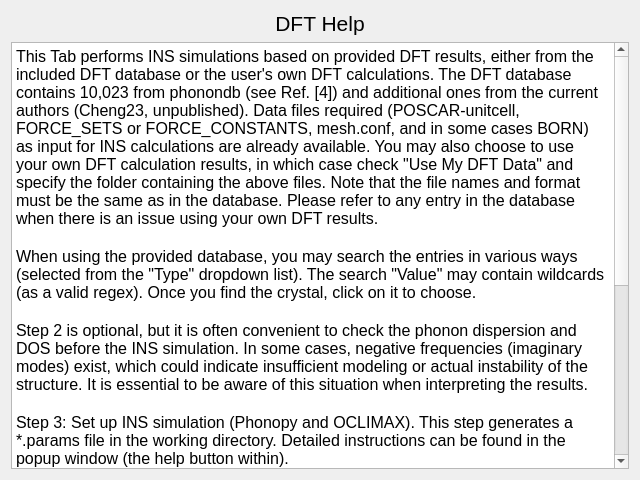
The window that gui/help_dft.ui (neutrons/inspired) describes before a commit, drawn with Qt 5.
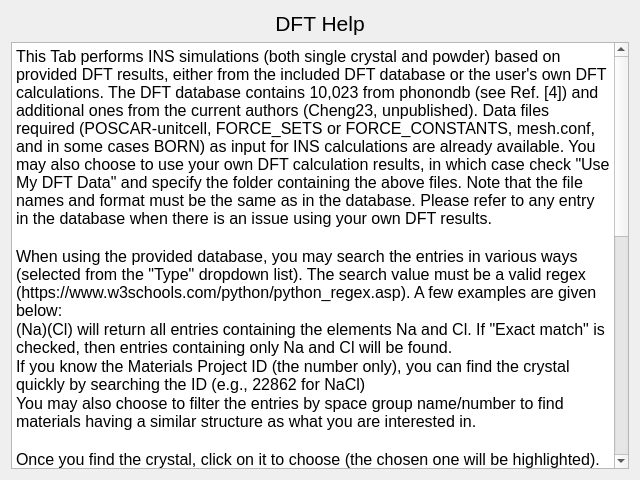
The same window after the commit.

Patch:
```diff
--- a/gui/help_dft.ui
+++ b/gui/help_dft.ui
@@ -31,11 +31,16 @@
 li.unchecked::marker { content: &quot;\2610&quot;; }
 li.checked::marker { content: &quot;\2612&quot;; }
 &lt;/style&gt;&lt;/head&gt;&lt;body style=&quot; font-family:'Segoe UI'; font-size:9pt; font-weight:400; font-style:normal;&quot;&gt;
-&lt;p style=&quot; margin-top:0px; margin-bottom:0px; margin-left:0px; margin-right:0px; -qt-block-indent:0; text-indent:0px;&quot;&gt;&lt;span style=&quot; font-size:12pt;&quot;&gt;This Tab performs INS simulations based on provided DFT results, either from the included DFT database or the user's own DFT calculations. The DFT database contains 10,023 from phonondb (see Ref. [4]) and additional ones from the current authors (Cheng23, unpublished). Data files required (POSCAR-unitcell, FORCE_SETS or FORCE_CONSTANTS, mesh.conf, and in some cases BORN) as input for INS calculations are already available. You may also choose to use your own DFT calculation results, in which case check &amp;quot;Use My DFT Data&amp;quot; and specify the folder containing the above files. Note that the file names and format must be the same as in the database. Please refer to any entry in the database when there is an issue using your own DFT results.&lt;/span&gt;&lt;/p&gt;
+&lt;p style=&quot; margin-top:0px; margin-bottom:0px; margin-left:0px; margin-right:0px; -qt-block-indent:0; text-indent:0px;&quot;&gt;&lt;span style=&quot; font-size:12pt;&quot;&gt;This Tab performs INS simulations (both single crystal and powder) based on provided DFT results, either from the included DFT database or the user's own DFT calculations. The DFT database contains 10,023 from phonondb (see Ref. [4]) and additional ones from the current authors (Cheng23, unpublished). Data files required (POSCAR-unitcell, FORCE_SETS or FORCE_CONSTANTS, mesh.conf, and in some cases BORN) as input for INS calculations are already available. You may also choose to use your own DFT calculation results, in which case check &amp;quot;Use My DFT Data&amp;quot; and specify the folder containing the above files. Note that the file names and format must be the same as in the database. Please refer to any entry in the database when there is an issue using your own DFT results.&lt;/span&gt;&lt;/p&gt;
 &lt;p style=&quot;-qt-paragraph-type:empty; margin-top:0px; margin-bottom:0px; margin-left:0px; margin-right:0px; -qt-block-indent:0; text-indent:0px; font-size:12pt;&quot;&gt;&lt;br /&gt;&lt;/p&gt;
-&lt;p style=&quot; margin-top:0px; margin-bottom:0px; margin-left:0px; margin-right:0px; -qt-block-indent:0; text-indent:0px;&quot;&gt;&lt;span style=&quot; font-size:12pt;&quot;&gt;When using the provided database, you may search the entries in various ways (selected from the &amp;quot;Type&amp;quot; dropdown list). The search &amp;quot;Value&amp;quot; may contain wildcards (as a valid regex). Once you find the crystal, click on it to choose.&lt;/span&gt;&lt;/p&gt;
+&lt;p style=&quot; margin-top:0px; margin-bottom:0px; margin-left:0px; margin-right:0px; -qt-block-indent:0; text-indent:0px;&quot;&gt;&lt;span style=&quot; font-size:12pt;&quot;&gt;When using the provided database, you may search the entries in various ways (selected from the &amp;quot;Type&amp;quot; dropdown list). The search value must be a valid regex (https://www.w3schools.com/python/python_regex.asp). A few examples are given below:&lt;/span&gt;&lt;/p&gt;
+&lt;p style=&quot; margin-top:0px; margin-bottom:0px; margin-left:0px; margin-right:0px; -qt-block-indent:0; text-indent:0px;&quot;&gt;&lt;span style=&quot; font-size:12pt;&quot;&gt;(Na)(Cl) will return all entries containing the elements Na and Cl. If &amp;quot;Exact match&amp;quot; is checked, then entries containing only Na and Cl will be found.&lt;/span&gt;&lt;/p&gt;
+&lt;p style=&quot; margin-top:0px; margin-bottom:0px; margin-left:0px; margin-right:0px; -qt-block-indent:0; text-indent:0px;&quot;&gt;&lt;span style=&quot; font-size:12pt;&quot;&gt;If you know the Materials Project ID (the number only), you can find the crystal quickly by searching the ID (e.g., 22862 for NaCl)&lt;/span&gt;&lt;/p&gt;
+&lt;p style=&quot; margin-top:0px; margin-bottom:0px; margin-left:0px; margin-right:0px; -qt-block-indent:0; text-indent:0px;&quot;&gt;&lt;span style=&quot; font-size:12pt;&quot;&gt;You may also choose to filter the entries by space group name/number to find materials having a similar structure as what you are interested in.&lt;/span&gt;&lt;/p&gt;
 &lt;p style=&quot;-qt-paragraph-type:empty; margin-top:0px; margin-bottom:0px; margin-left:0px; margin-right:0px; -qt-block-indent:0; text-indent:0px; font-size:12pt;&quot;&gt;&lt;br /&gt;&lt;/p&gt;
-&lt;p style=&quot; margin-top:0px; margin-bottom:0px; margin-left:0px; margin-right:0px; -qt-block-indent:0; text-indent:0px;&quot;&gt;&lt;span style=&quot; font-size:12pt;&quot;&gt;Step 2 is optional, but it is often convenient to check the phonon dispersion and DOS before the INS simulation. In some cases, negative frequencies (imaginary modes) exist, which could indicate insufficient modeling or actual instability of the structure. It is essential to be aware of this situation when interpreting the results.&lt;/span&gt;&lt;/p&gt;
+&lt;p style=&quot; margin-top:0px; margin-bottom:0px; margin-left:0px; margin-right:0px; -qt-block-indent:0; text-indent:0px;&quot;&gt;&lt;span style=&quot; font-size:12pt;&quot;&gt;Once you find the crystal, click on it to choose (the chosen one will be highlighted). Click &amp;quot;Load selected model&amp;quot; the copy the input files.&lt;/span&gt;&lt;/p&gt;
+&lt;p style=&quot;-qt-paragraph-type:empty; margin-top:0px; margin-bottom:0px; margin-left:0px; margin-right:0px; -qt-block-indent:0; text-indent:0px; font-size:12pt;&quot;&gt;&lt;br /&gt;&lt;/p&gt;
+&lt;p style=&quot; margin-top:0px; margin-bottom:0px; margin-left:0px; margin-right:0px; -qt-block-indent:0; text-indent:0px;&quot;&gt;&lt;span style=&quot; font-size:12pt;&quot;&gt;Step 2 is optional, but it is often convenient to view the crystal structure and check the phonon dispersion and DOS before the INS simulation. In some cases, negative frequencies (imaginary modes) exist, which could indicate insufficient modeling or actual instability of the structure. It is essential to be aware of this situation when interpreting the results.&lt;/span&gt;&lt;/p&gt;
 &lt;p style=&quot;-qt-paragraph-type:empty; margin-top:0px; margin-bottom:0px; margin-left:0px; margin-right:0px; -qt-block-indent:0; text-indent:0px; font-size:12pt;&quot;&gt;&lt;br /&gt;&lt;/p&gt;
 &lt;p style=&quot; margin-top:0px; margin-bottom:0px; margin-left:0px; margin-right:0px; -qt-block-indent:0; text-indent:0px;&quot;&gt;&lt;span style=&quot; font-size:12pt;&quot;&gt;Step 3: Set up INS simulation (Phonopy and OCLIMAX). This step generates a *.params file in the working directory. Detailed instructions can be found in the popup window (the help button within).&lt;/span&gt;&lt;/p&gt;
 &lt;p style=&quot;-qt-paragraph-type:empty; margin-top:0px; margin-bottom:0px; margin-left:0px; margin-right:0px; -qt-block-indent:0; text-indent:0px; font-size:12pt;&quot;&gt;&lt;br /&gt;&lt;/p&gt;
```
